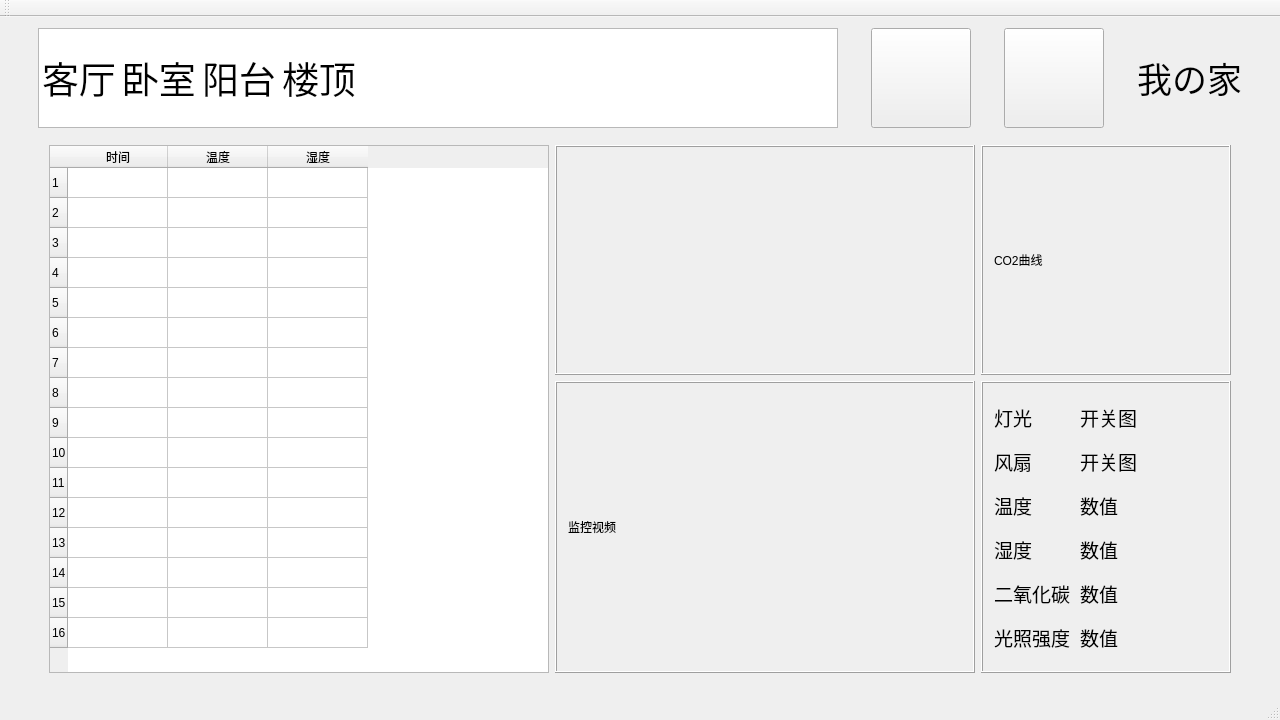
Qt form ThriftEnvironmentMonitor/ThriftEnvironmentMonitorUI/ThriftEnvironmentMonitorUI.ui (wocattree/Thrift_Environment) before a commit.
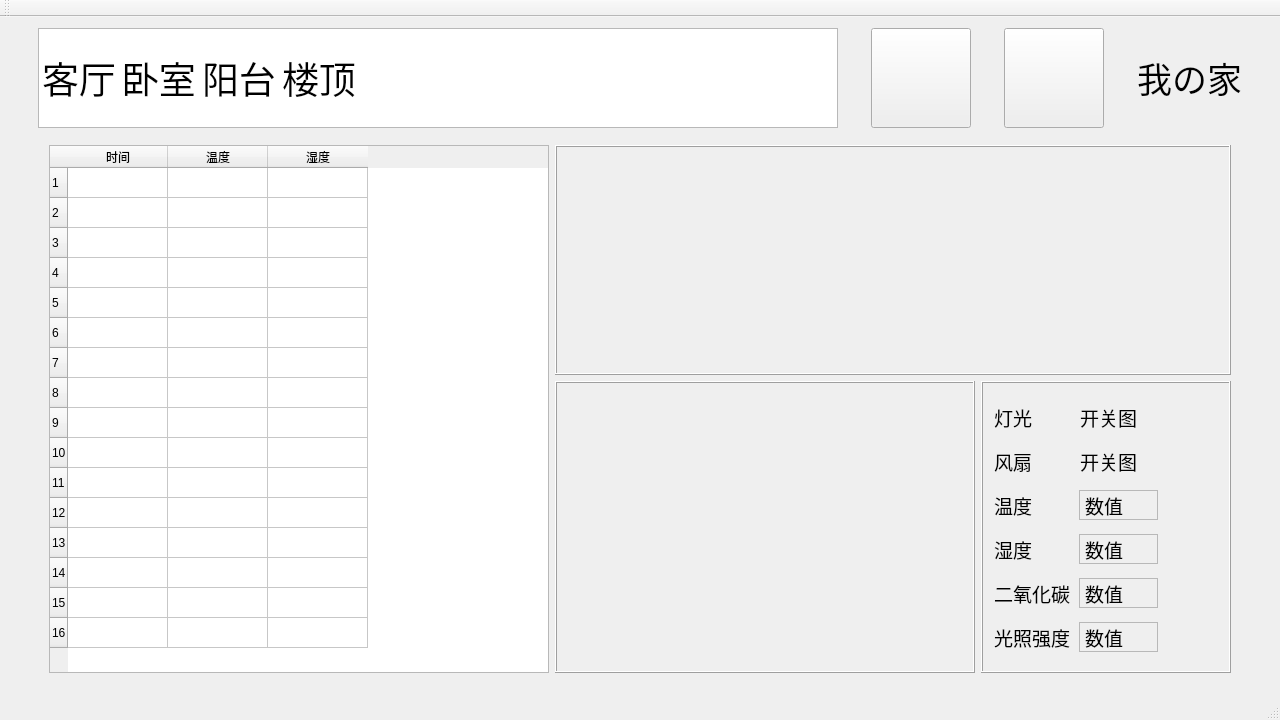
The same form after that commit. Icons and pictures are not drawn. Custom widgets are drawn as their Qt base class.

Diff of the .ui file:
```diff
--- a/ThriftEnvironmentMonitor/ThriftEnvironmentMonitorUI/ThriftEnvironmentMonitorUI.ui
+++ b/ThriftEnvironmentMonitor/ThriftEnvironmentMonitorUI/ThriftEnvironmentMonitorUI.ui
@@ -178,37 +178,6 @@
           </column>
          </widget>
         </item>
-        <item row="0" column="2">
-         <widget class="QFrame" name="frame_4">
-          <property name="maximumSize">
-           <size>
-            <width>250</width>
-            <height>230</height>
-           </size>
-          </property>
-          <property name="frameShape">
-           <enum>QFrame::Box</enum>
-          </property>
-          <property name="frameShadow">
-           <enum>QFrame::Raised</enum>
-          </property>
-          <layout class="QGridLayout" name="gridLayout_8">
-           <item row="0" column="0">
-            <widget class="QLabel" name="label_5">
-             <property name="maximumSize">
-              <size>
-               <width>250</width>
-               <height>230</height>
-              </size>
-             </property>
-             <property name="text">
-              <string>CO2曲线</string>
-             </property>
-            </widget>
-           </item>
-          </layout>
-         </widget>
-        </item>
         <item row="1" column="1">
          <widget class="QFrame" name="frame_2">
           <property name="maximumSize">
@@ -233,38 +202,13 @@
               </size>
              </property>
              <property name="text">
-              <string>监控视频</string>
+              <string/>
              </property>
-            </widget>
-           </item>
-          </layout>
-         </widget>
-        </item>
-        <item row="0" column="1">
-         <widget class="QFrame" name="frame">
-          <property name="maximumSize">
-           <size>
-            <width>500</width>
-            <height>230</height>
-           </size>
-          </property>
-          <property name="autoFillBackground">
-           <bool>false</bool>
-          </property>
-          <property name="frameShape">
-           <enum>QFrame::Box</enum>
-          </property>
-          <property name="frameShadow">
-           <enum>QFrame::Raised</enum>
-          </property>
-          <layout class="QGridLayout" name="gridLayout_2">
-           <item row="1" column="0">
-            <widget class="QChartView" name="testwidget" native="true">
-             <property name="maximumSize">
-              <size>
-               <width>500</width>
-               <height>230</height>
-              </size>
+             <property name="pixmap">
+              <pixmap>png/监控.png</pixmap>
+             </property>
+             <property name="scaledContents">
+              <bool>true</bool>
              </property>
             </widget>
            </item>
@@ -399,11 +343,30 @@
                  <pointsize>14</pointsize>
                 </font>
                </property>
+               <property name="frameShape">
+                <enum>QFrame::StyledPanel</enum>
+               </property>
                <property name="text">
                 <string>数值</string>
                </property>
               </widget>
              </item>
+             <item>
+              <spacer name="horizontalSpacer">
+               <property name="orientation">
+                <enum>Qt::Horizontal</enum>
+               </property>
+               <property name="sizeType">
+                <enum>QSizePolicy::Fixed</enum>
+               </property>
+               <property name="sizeHint" stdset="0">
+                <size>
+                 <width>60</width>
+                 <height>20</height>
+                </size>
+               </property>
+              </spacer>
+             </item>
             </layout>
            </item>
            <item row="3" column="0">
@@ -439,11 +402,30 @@
                  <pointsize>14</pointsize>
                 </font>
                </property>
+               <property name="frameShape">
+                <enum>QFrame::StyledPanel</enum>
+               </property>
                <property name="text">
                 <string>数值</string>
                </property>
               </widget>
              </item>
+             <item>
+              <spacer name="horizontalSpacer_2">
+               <property name="orientation">
+                <enum>Qt::Horizontal</enum>
+               </property>
+               <property name="sizeType">
+                <enum>QSizePolicy::Fixed</enum>
+               </property>
+               <property name="sizeHint" stdset="0">
+                <size>
+                 <width>60</width>
+                 <height>20</height>
+                </size>
+               </property>
+              </spacer>
+             </item>
             </layout>
            </item>
            <item row="4" column="0">
@@ -479,11 +461,30 @@
                  <pointsize>14</pointsize>
                 </font>
                </property>
+               <property name="frameShape">
+                <enum>QFrame::StyledPanel</enum>
+               </property>
                <property name="text">
                 <string>数值</string>
                </property>
               </widget>
              </item>
+             <item>
+              <spacer name="horizontalSpacer_3">
+               <property name="orientation">
+                <enum>Qt::Horizontal</enum>
+               </property>
+               <property name="sizeType">
+                <enum>QSizePolicy::Fixed</enum>
+               </property>
+               <property name="sizeHint" stdset="0">
+                <size>
+                 <width>60</width>
+                 <height>20</height>
+                </size>
+               </property>
+              </spacer>
+             </item>
             </layout>
            </item>
            <item row="5" column="0">
@@ -519,16 +520,69 @@
                  <pointsize>14</pointsize>
                 </font>
                </property>
+               <property name="frameShape">
+                <enum>QFrame::StyledPanel</enum>
+               </property>
                <property name="text">
                 <string>数值</string>
                </property>
               </widget>
              </item>
+             <item>
+              <spacer name="horizontalSpacer_4">
+               <property name="orientation">
+                <enum>Qt::Horizontal</enum>
+               </property>
+               <property name="sizeType">
+                <enum>QSizePolicy::Fixed</enum>
+               </property>
+               <property name="sizeHint" stdset="0">
+                <size>
+                 <width>60</width>
+                 <height>20</height>
+                </size>
+               </property>
+              </spacer>
+             </item>
             </layout>
            </item>
           </layout>
          </widget>
         </item>
+        <item row="0" column="1" colspan="2">
+         <widget class="QFrame" name="frame">
+          <property name="maximumSize">
+           <size>
+            <width>750</width>
+            <height>230</height>
+           </size>
+          </property>
+          <property name="autoFillBackground">
+           <bool>false</bool>
+          </property>
+          <property name="frameShape">
+           <enum>QFrame::Box</enum>
+          </property>
+          <property name="frameShadow">
+           <enum>QFrame::Raised</enum>
+          </property>
+          <layout class="QGridLayout" name="gridLayout_2">
+           <item row="1" column="0">
+            <widget class="QChartView" name="testwidget" native="true">
+             <property name="maximumSize">
+              <size>
+               <width>750</width>
+               <height>230</height>
+              </size>
+             </property>
+             <property name="autoFillBackground">
+              <bool>false</bool>
+             </property>
+            </widget>
+           </item>
+          </layout>
+         </widget>
+        </item>
        </layout>
       </widget>
       <widget class="QWidget" name="MainPage2">
```
Left out of the diff: 22 changed lines with no effect on the pictures.
